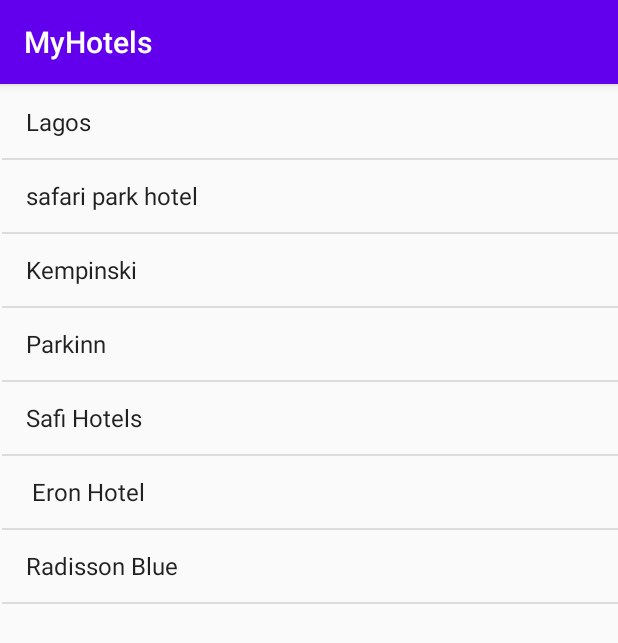
After one commit to cornel-kim/Android-MyHotel, an Android app: the ListView screen opened directly, with no data from a screen before it, on a phone screen of 412 x 824 dp. The commit adds this screen. Shown: the top 643 px of the screen. Run offline under Robolectric (Android 15) with nearby library versions, the phone set to English and light mode, and no system bars.

Commit message:
first commit

```diff
--- a/app/src/main/AndroidManifest.xml
+++ b/app/src/main/AndroidManifest.xml
@@ -9,7 +9,8 @@
         android:roundIcon="@mipmap/ic_launcher_round"
         android:supportsRtl="true"
         android:theme="@style/AppTheme">
-        <activity android:name=".ActivitySafari"></activity>
+        <activity android:name=".ListView"></activity>
+        <activity android:name=".ActivitySafari" />
         <activity android:name=".ActivityKempinski" />
         <activity android:name=".MainActivity">
             <intent-filter>
--- /dev/null
+++ b/app/src/main/java/com/modcom/myhotels/ListView.kt
@@ -0,0 +1,41 @@
+package com.modcom.myhotels
+
+import android.content.Intent
+import android.net.Uri
+import androidx.appcompat.app.AppCompatActivity
+import android.os.Bundle
+import android.widget.AdapterView
+import android.widget.ArrayAdapter
+import kotlinx.android.synthetic.main.activity_list_view.*
+
+class ListView : AppCompatActivity() {
+    override fun onCreate(savedInstanceState: Bundle?) {
+        super.onCreate(savedInstanceState)
+        setContentView(R.layout.activity_list_view)
+        //create an array of hotels
+        val hotels = arrayOf("Lagos", "safari park hotel", "Kempinski", "Parkinn", "Safi Hotels", " Eron Hotel", "Radisson Blue")
+        //an array adpter that will help to pass the lsit of hotels
+        val arrayAdapter = ArrayAdapter<String>(this, android.R.layout.simple_list_item_1, hotels)
+        //setting the adpater on line 15 to the listview created under activity xml
+        Hotels.adapter = arrayAdapter
+        //add a list listener
+        Hotels.onItemClickListener = AdapterView.OnItemClickListener { adapterView, view, position:Int, id: Long ->
+            //using the postion of the array items we set on click, count start from 0
+            if (position==0){
+                //intent-explicit or implicit intents
+                val i = Intent(Intent.ACTION_VIEW, Uri.parse("geo:-1.2818765,36.8229488z=15"))
+                startActivity(i)
+            }
+            if (position==1){
+                val i = Intent(Intent.ACTION_VIEW, Uri.parse("geo:-1.2255608,36.8810407z=15"))
+                startActivity(i)
+            }
+            if (position == 2){
+                val i = Intent(this, ActivityKempinski::class.java)
+                startActivity(i)
+            }
+            //do the rest
+
+        }
+    }
+}
--- a/app/src/main/java/com/modcom/myhotels/MainActivity.kt
+++ b/app/src/main/java/com/modcom/myhotels/MainActivity.kt
@@ -18,5 +18,9 @@ class MainActivity : AppCompatActivity() {
             val i = Intent(this, ActivitySafari::class.java)
             startActivity(i)
         }
+        btnLagos.setOnClickListener {
+            val i = Intent(this, ListView::class.java)
+            startActivity(i)
+        }
     }
 }
--- /dev/null
+++ b/app/src/main/res/layout/activity_list_view.xml
@@ -0,0 +1,25 @@
+<?xml version="1.0" encoding="utf-8"?>
+<androidx.constraintlayout.widget.ConstraintLayout xmlns:android="http://schemas.android.com/apk/res/android"
+    xmlns:app="http://schemas.android.com/apk/res-auto"
+    xmlns:tools="http://schemas.android.com/tools"
+    android:layout_width="match_parent"
+    android:layout_height="match_parent"
+    tools:context=".ListView">
+
+    <ListView
+        android:id="@+id/Hotels"
+        android:layout_width="match_parent"
+        android:layout_height="match_parent"
+        android:layout_marginStart="1dp"
+        android:layout_marginTop="1dp"
+        android:layout_marginBottom="1dp"
+        android:layout_marginRight="1dp"
+        android:layout_marginLeft="1dp"
+        app:layout_constraintBottom_toTopOf="parent"
+        app:layout_constraintEnd_toStartOf="parent"
+        app:layout_constraintHorizontal_bias="0.0"
+        app:layout_constraintStart_toStartOf="parent"
+        app:layout_constraintTop_toTopOf="parent"
+        app:layout_constraintVertical_bias="0.0" />
+
+</androidx.constraintlayout.widget.ConstraintLayout>
```
